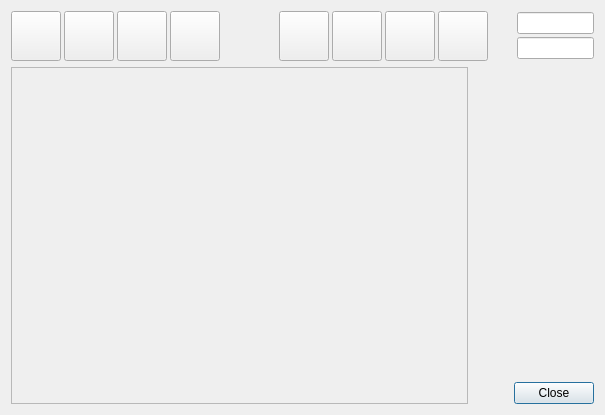
Qt form DMHelper/src/layerseditdialog.ui (MMetze/DMHelper) before a commit.
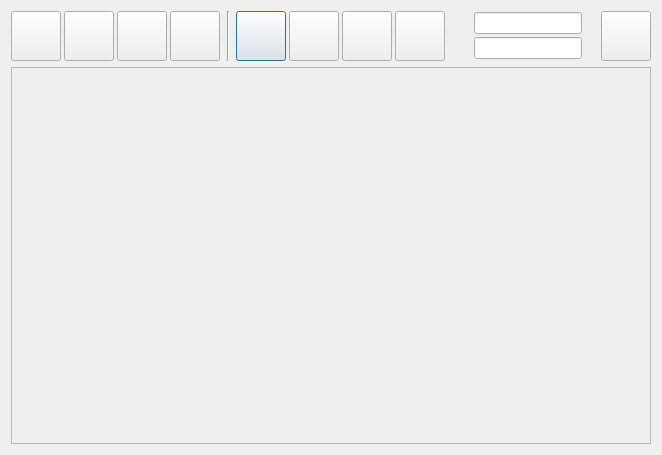
The same form after that commit. Icons and pictures are not drawn.

```diff
--- a/DMHelper/src/layerseditdialog.ui
+++ b/DMHelper/src/layerseditdialog.ui
@@ -6,8 +6,8 @@
    <rect>
     <x>0</x>
     <y>0</y>
-    <width>605</width>
-    <height>415</height>
+    <width>662</width>
+    <height>455</height>
    </rect>
   </property>
   <property name="windowTitle">
@@ -175,17 +175,23 @@
       </widget>
      </item>
      <item>
-      <spacer name="horizontalSpacer_2">
+      <widget class="Line" name="line">
+       <property name="minimumSize">
+        <size>
+         <width>10</width>
+         <height>0</height>
+        </size>
+       </property>
+       <property name="maximumSize">
+        <size>
+         <width>10</width>
+         <height>16777215</height>
+        </size>
+       </property>
        <property name="orientation">
-        <enum>Qt::Horizontal</enum>
+        <enum>Qt::Vertical</enum>
        </property>
-       <property name="sizeHint" stdset="0">
-        <size>
-         <width>40</width>
-         <height>20</height>
-        </size>
-       </property>
-      </spacer>
+      </widget>
      </item>
      <item>
       <widget class="QPushButton" name="btnUp">
@@ -393,15 +399,10 @@
            </property>
            <property name="maximumSize">
             <size>
-             <width>77</width>
+             <width>150</width>
              <height>16777215</height>
             </size>
            </property>
-           <property name="font">
-            <font>
-             <bold>true</bold>
-            </font>
-           </property>
            <property name="toolTip">
             <string>The scene's width</string>
            </property>
@@ -470,7 +471,7 @@
            </property>
            <property name="maximumSize">
             <size>
-             <width>77</width>
+             <width>150</width>
              <height>16777215</height>
             </size>
            </property>
@@ -483,6 +484,51 @@
        </item>
       </layout>
      </item>
+     <item>
+      <spacer name="horizontalSpacer_2">
+       <property name="orientation">
+        <enum>Qt::Horizontal</enum>
+       </property>
+       <property name="sizeHint" stdset="0">
+        <size>
+         <width>40</width>
+         <height>20</height>
+        </size>
+       </property>
+      </spacer>
+     </item>
+     <item>
+      <widget class="QPushButton" name="btnClose">
+       <property name="minimumSize">
+        <size>
+         <width>50</width>
+         <height>50</height>
+        </size>
+       </property>
+       <property name="maximumSize">
+        <size>
+         <width>50</width>
+         <height>50</height>
+        </size>
+       </property>
+       <property name="toolTip">
+        <string>Close</string>
+       </property>
+       <property name="text">
+        <string/>
+       </property>
+       <property name="icon">
+        <iconset resource="resources.qrc">
+         <normaloff>:/img/data/icon_close.png</normaloff>:/img/data/icon_close.png</iconset>
+       </property>
+       <property name="iconSize">
+        <size>
+         <width>40</width>
+         <height>40</height>
+        </size>
+       </property>
+      </widget>
+     </item>
     </layout>
    </item>
    <item>
@@ -506,59 +552,13 @@
          <rect>
           <x>0</x>
           <y>0</y>
-          <width>454</width>
-          <height>329</height>
+          <width>640</width>
+          <height>369</height>
          </rect>
         </property>
        </widget>
       </widget>
      </item>
-     <item>
-      <spacer name="horizontalSpacer">
-       <property name="orientation">
-        <enum>Qt::Horizontal</enum>
-       </property>
-       <property name="sizeType">
-        <enum>QSizePolicy::Preferred</enum>
-       </property>
-       <property name="sizeHint" stdset="0">
-        <size>
-         <width>40</width>
-         <height>20</height>
-        </size>
-       </property>
-      </spacer>
-     </item>
-     <item>
-      <layout class="QVBoxLayout" name="verticalLayout">
-       <property name="spacing">
-        <number>3</number>
-       </property>
-       <item>
-        <spacer name="verticalSpacer">
-         <property name="orientation">
-          <enum>Qt::Vertical</enum>
-         </property>
-         <property name="sizeHint" stdset="0">
-          <size>
-           <width>20</width>
-           <height>40</height>
-          </size>
-         </property>
-        </spacer>
-       </item>
-       <item>
-        <widget class="QPushButton" name="btnClose">
-         <property name="text">
-          <string>Close</string>
-         </property>
-         <property name="default">
-          <bool>true</bool>
-         </property>
-        </widget>
-       </item>
-      </layout>
-     </item>
     </layout>
    </item>
   </layout>
```
Left out of the diff: 8 changed lines with no effect on the pictures.
